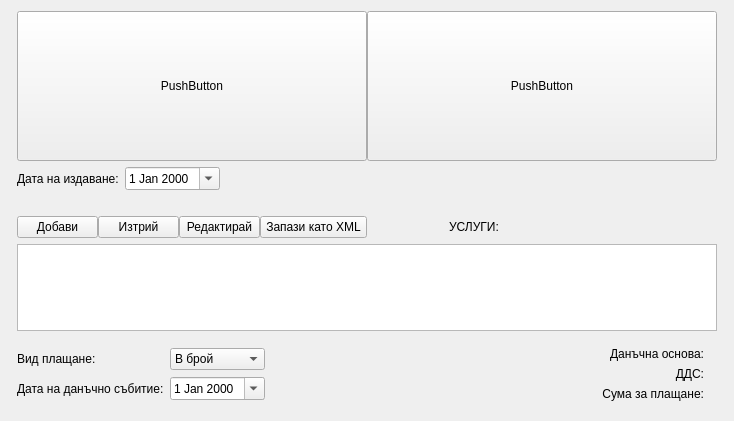
Above: src/View/FinancialView/FinancialView.ui from thefinalcutbg/DinoDent before the change. Below: the same form after it.
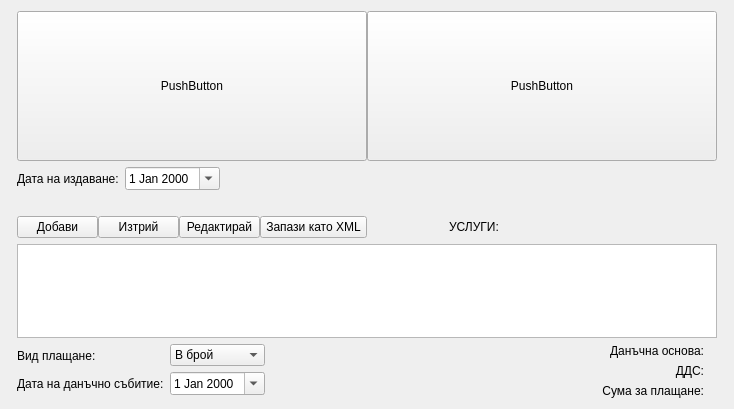
That is the form after the change. Custom widgets are drawn as their Qt base class.

Commit message: DbFinancial new rowid conversion bug fixed. Invoice name generation changed. Business operation constructors and functions implemented

Patch:
```diff
--- a/src/View/FinancialView/FinancialView.ui
+++ b/src/View/FinancialView/FinancialView.ui
@@ -7,7 +7,7 @@
     <x>0</x>
     <y>0</y>
     <width>734</width>
-    <height>421</height>
+    <height>409</height>
    </rect>
   </property>
   <property name="sizePolicy">
@@ -25,10 +25,7 @@
   <property name="windowTitle">
    <string>FinancialView</string>
   </property>
-  <layout class="QHBoxLayout" name="horizontalLayout_9">
-   <property name="bottomMargin">
-    <number>20</number>
-   </property>
+  <layout class="QHBoxLayout" name="horizontalLayout_6">
    <item>
     <spacer name="horizontalSpacer_3">
      <property name="orientation">
@@ -43,7 +40,7 @@
     </spacer>
    </item>
    <item>
-    <layout class="QVBoxLayout" name="verticalLayout_3">
+    <layout class="QVBoxLayout" name="verticalLayout_7">
      <item>
       <layout class="QHBoxLayout" name="horizontalLayout_2">
        <property name="spacing">
@@ -227,6 +224,12 @@
        </item>
        <item>
         <widget class="QLabel" name="operationsLabel">
+         <property name="sizePolicy">
+          <sizepolicy hsizetype="Preferred" vsizetype="Fixed">
+           <horstretch>0</horstretch>
+           <verstretch>0</verstretch>
+          </sizepolicy>
+         </property>
          <property name="text">
           <string>УСЛУГИ:</string>
          </property>
@@ -273,10 +276,9 @@
       </widget>
      </item>
      <item>
-      <layout class="QHBoxLayout" name="horizontalLayout_3">
-       <property name="topMargin">
-        <number>10</number>
-       </property>
+      <layout class="QHBoxLayout" name="horizontalLayout_4">
+       <item>
+        <layout class="QVBoxLayout" name="verticalLayout_3">
        <item>
         <layout class="QHBoxLayout" name="horizontalLayout_8">
          <item>
@@ -301,6 +303,12 @@
           <layout class="QVBoxLayout" name="verticalLayout_6">
            <item>
             <widget class="QComboBox" name="paymentTypeCombo">
+               <property name="sizePolicy">
+                <sizepolicy hsizetype="Preferred" vsizetype="Preferred">
+                 <horstretch>0</horstretch>
+                 <verstretch>0</verstretch>
+                </sizepolicy>
+               </property>
              <item>
               <property name="text">
                <string>В брой</string>
@@ -315,12 +323,33 @@
            </item>
            <item>
             <widget class="QDateEdit" name="taxEventDateEdit">
+               <property name="sizePolicy">
+                <sizepolicy hsizetype="Minimum" vsizetype="Preferred">
+                 <horstretch>0</horstretch>
+                 <verstretch>0</verstretch>
+                </sizepolicy>
+               </property>
              <property name="calendarPopup">
               <bool>true</bool>
              </property>
             </widget>
            </item>
           </layout>
+           </item>
+          </layout>
+         </item>
+         <item>
+          <spacer name="verticalSpacer">
+           <property name="orientation">
+            <enum>Qt::Vertical</enum>
+           </property>
+           <property name="sizeHint" stdset="0">
+            <size>
+             <width>20</width>
+             <height>40</height>
+            </size>
+           </property>
+          </spacer>
          </item>
         </layout>
        </item>
@@ -338,7 +367,9 @@
         </spacer>
        </item>
        <item>
-        <layout class="QHBoxLayout" name="horizontalLayout_4">
+        <layout class="QVBoxLayout" name="verticalLayout_4">
+         <item>
+          <layout class="QHBoxLayout" name="horizontalLayout_3">
          <item>
           <layout class="QVBoxLayout" name="verticalLayout">
            <item>
@@ -442,6 +473,21 @@
             </widget>
            </item>
           </layout>
+           </item>
+          </layout>
+         </item>
+         <item>
+          <spacer name="verticalSpacer_2">
+           <property name="orientation">
+            <enum>Qt::Vertical</enum>
+           </property>
+           <property name="sizeHint" stdset="0">
+            <size>
+             <width>20</width>
+             <height>40</height>
+            </size>
+           </property>
+          </spacer>
          </item>
         </layout>
        </item>
```
Lines whose indentation alone changed are shown as unchanged. The commit also changes 30 other files.
